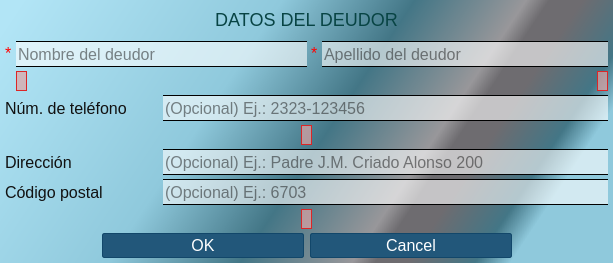
First picture: the form in ui/debtorDataDialog.ui, repository Bruno-Heit/programa-forrajeria, before the edit.
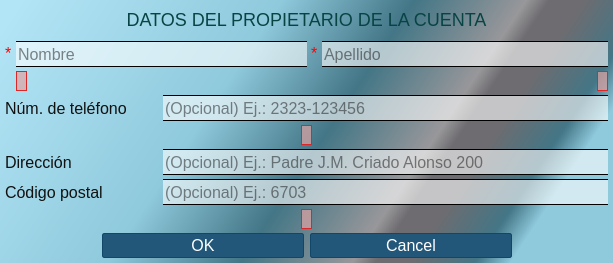
Second picture: the form after the edit.

The edit to the form file:
```diff
--- a/ui/debtorDataDialog.ui
+++ b/ui/debtorDataDialog.ui
@@ -28,6 +28,11 @@
 }
 
 
+QToolTip {
+	background-color: #fff;
+}
+
+
 QDialog {
 	background-color: qlineargradient(spread:pad, x1:0, y1:0.124364, x2:1, y2:0.409182, stop:0 rgba(178, 229, 246, 255), stop:0.393082 rgba(143, 201, 220, 255), stop:0.59306 rgba(67, 118, 134, 255), stop:0.761006 rgba(152, 151, 154, 255), stop:0.795597 rgba(110, 108, 112, 255), stop:0.845912 rgba(110, 108, 112, 255), stop:0.946372 rgba(67, 118, 134, 255), stop:1 rgba(143, 201, 220, 255));
 }
@@ -199,7 +204,7 @@
          <bool>false</bool>
         </property>
         <property name="placeholderText">
-         <string notr="true">Nombre del deudor</string>
+         <string notr="true">Nombre</string>
         </property>
         <property name="clearButtonEnabled">
          <bool>true</bool>
@@ -257,7 +262,7 @@
 border-color: rgb(11, 126, 127);</string>
         </property>
         <property name="text">
-         <string notr="true">DATOS DEL DEUDOR</string>
+         <string notr="true">DATOS DEL PROPIETARIO DE LA CUENTA</string>
         </property>
         <property name="textFormat">
          <enum>Qt::PlainText</enum>
@@ -292,7 +297,7 @@
          <bool>false</bool>
         </property>
         <property name="placeholderText">
-         <string notr="true">Apellido del deudor</string>
+         <string notr="true">Apellido</string>
         </property>
         <property name="clearButtonEnabled">
          <bool>true</bool>
```
Left out of the diff: 50 changed lines with no effect on the pictures.
